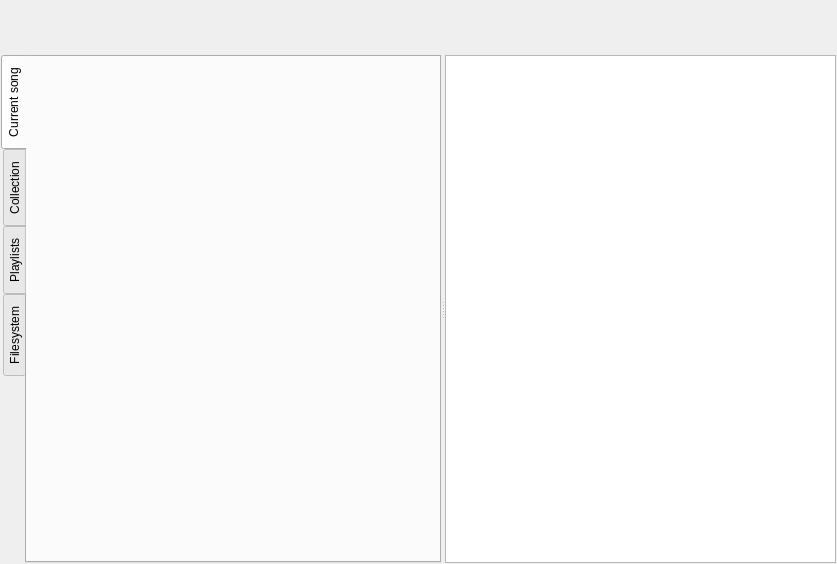
Before: the Qt Designer form src/plugins/lmp/playertab.ui in 0xd34df00d/leechcraft, drawn with Qt 5.
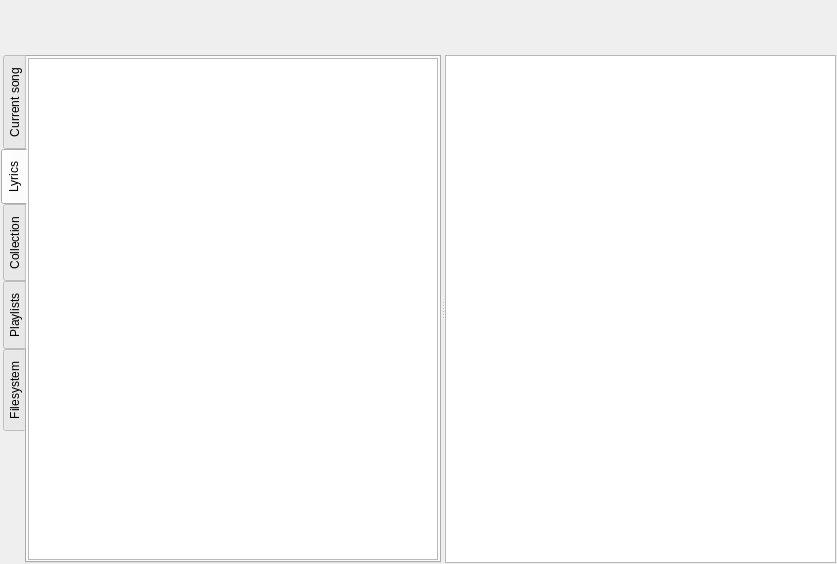
After: the same form once the commit is applied. The open tabs and pages were chosen to show the change. Custom widgets are drawn as their Qt base class.

Commit message: LMP: request lyrics.

```diff
--- a/src/plugins/lmp/playertab.ui
+++ b/src/plugins/lmp/playertab.ui
@@ -81,6 +81,19 @@
         </item>
        </layout>
       </widget>
+      <widget class="QWidget" name="LyricsTab_">
+       <attribute name="title">
+        <string>Lyrics</string>
+       </attribute>
+       <layout class="QVBoxLayout" name="verticalLayout_6">
+        <property name="margin">
+         <number>1</number>
+        </property>
+        <item>
+         <widget class="QTextBrowser" name="LyricsBrowser_"/>
+        </item>
+       </layout>
+      </widget>
       <widget class="QWidget" name="CollectionTab_">
        <attribute name="title">
         <string>Collection</string>
```
Left out of the diff: 2 changed lines with no effect on the pictures. The commit also changes 2 other files.
